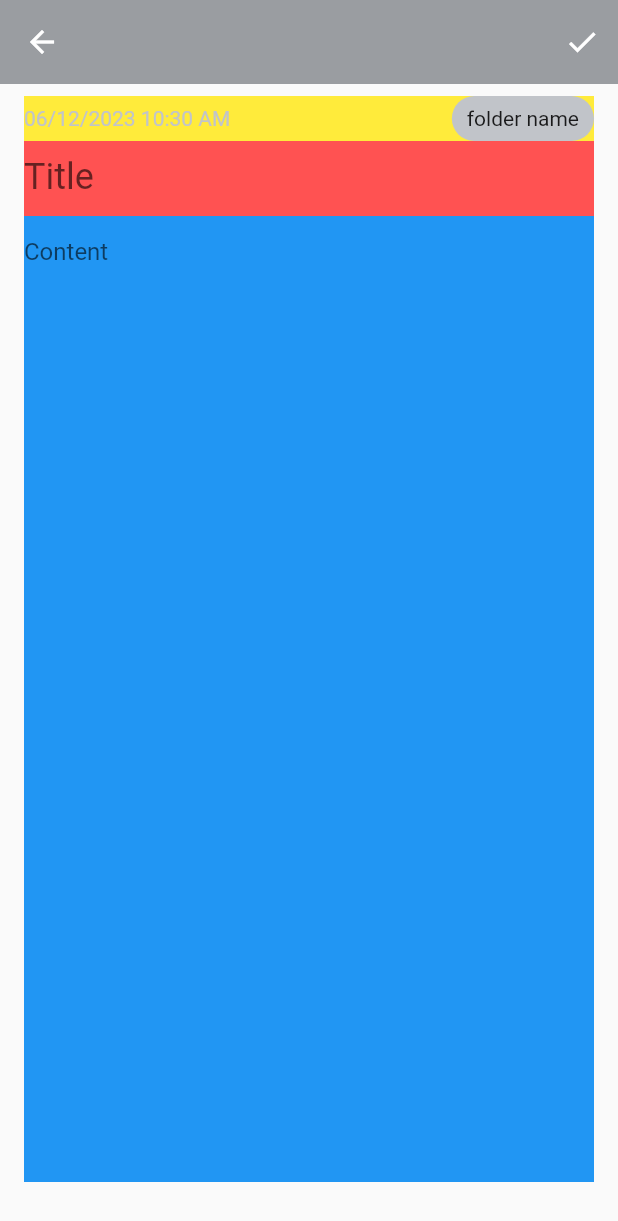
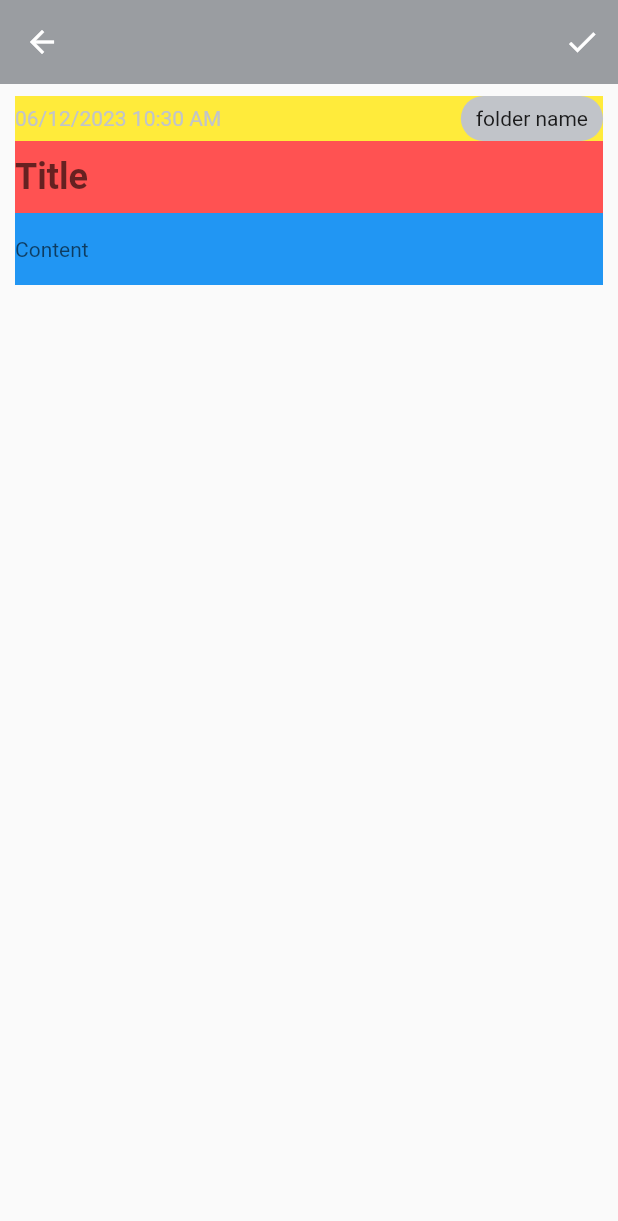
Before and after one commit to Kingkull2811/flutter_note_app, a Flutter app: the HomeScreen screen opened by its route, after a tap on the "add" icon, on a phone screen of 412 x 824 dp. Shown: the top 1221 px of the screen. Run offline on Flutter 3.47's test engine with Material 2 defaults, Android fonts, the phone set to English and light mode, and no system bars; our stand-ins replace cloud_firestore, dots_indicator, equatable, firebase_auth, firebase_core, flutter_switch and 5 more; missing offline and left inert: flutter_facebook_auth; accounts and stored records are empty; generated files the repository leaves out were written again.

Commit message:
update home & note detail screen v2

```diff
--- a/lib/network/model/model_with_freezze/user_model.dart
+++ b/lib/network/model/model_with_freezze/user_model.dart
@@ -14,6 +14,5 @@ class UserModel with _$UserModel {
     @Default(false) bool isActive,
   }) = _UserModel;
 
-  factory UserModel.fromJson(Map<String, dynamic> json) =>
-      _$UserModelFromJson(json);
+  factory UserModel.fromJson(Map<String, dynamic> json) => _$UserModelFromJson(json);
 }
--- /dev/null
+++ b/lib/network/model/note_model/note_model.dart
@@ -0,0 +1,24 @@
+import 'package:freezed_annotation/freezed_annotation.dart';
+import 'package:note_app/util/enum/note_type.dart';
+
+part 'note_model.freezed.dart';
+part 'note_model.g.dart';
+
+@freezed
+class NoteModel with _$NoteModel {
+  const factory NoteModel({
+    String? title,
+    String? content,
+    String? createAt,
+    String? lastEditAt,
+    String? folderName,
+    int? contentFontSize,
+    String? contentColor,
+    String? contentStyle,
+    @Default(false) bool hasLink,
+    @Default(false) bool hasImage,
+    NoteType? type,
+  }) = _NoteModel;
+
+  factory NoteModel.fromJson(Map<String, dynamic> json) => _$NoteModelFromJson(json);
+}
--- a/lib/routes.dart
+++ b/lib/routes.dart
@@ -1,4 +1,5 @@
 import 'package:flutter/material.dart';
+import 'package:note_app/network/model/note_model/note_model.dart';
 import 'package:note_app/screens/note_detail/note_detail.dart';
 
 import 'screens/auth_checker.dart';
@@ -23,11 +24,8 @@ class AppRoute {
     switch (settings.name) {
       case AppRoute.main:
         return MaterialPageRoute(builder: (context) {
-          final bool isFirstTimeOpenApp =
-              SharedPreferencesStorage().getFirstTimeOpenApp();
-          return isFirstTimeOpenApp
-              ? const AuthChecker()
-              : const SplashScreen();
+          final bool isFirstTimeOpenApp = SharedPreferencesStorage().getFirstTimeOpenApp();
+          return isFirstTimeOpenApp ? const AuthChecker() : const SplashScreen();
         });
       case AppRoute.auth:
         return MaterialPageRoute(builder: (context) => const AuthChecker());
@@ -56,7 +54,8 @@ class AppRoute {
       //     builder: (context) => const ProfileScreen(),
       //   );
       case AppRoute.noteDetail:
-        return MaterialPageRoute(builder: (context) => const NoteDetail());
+        final arguments = settings.arguments as Map<String, dynamic>;
+        return MaterialPageRoute(builder: (context) => NoteDetail(noteDetail: arguments['data'] == null ? null : arguments['data'] as NoteModel));
 
       default:
         return MaterialPageRoute(builder: (context) => const AuthChecker());
--- a/lib/screens/home/home_screen.dart
+++ b/lib/screens/home/home_screen.dart
@@ -1,10 +1,12 @@
 import 'package:flutter/material.dart';
 import 'package:hooks_riverpod/hooks_riverpod.dart';
+import 'package:note_app/library/amin_search_bar.dart';
 
 import '../../network/provider/dark_mode_provider.dart';
 import '../../routes.dart';
 import '../../util/app_theme.dart';
 import '../../widgets/custom_input_field.dart';
+import 'list_notes.dart';
 
 class HomeScreen extends StatefulHookConsumerWidget {
   const HomeScreen({super.key});
@@ -15,6 +17,8 @@ class HomeScreen extends StatefulHookConsumerWidget {
 
 class _HomeScreenState extends ConsumerState<HomeScreen> {
   final _searchController = TextEditingController();
+
+  bool isShowClearText = false;
 
   @override
   void initState() {
@@ -34,22 +38,20 @@ class _HomeScreenState extends ConsumerState<HomeScreen> {
     var size = MediaQuery.of(context).size;
     final double itemHeight = (size.height - kToolbarHeight - 24) * 0.3;
     final double itemWidth = size.width / 2;
+    GlobalKey<ScaffoldState> scaffoldKey = GlobalKey<ScaffoldState>();
 
     return GestureDetector(
       onTap: () => FocusScope.of(context).unfocus(),
       child: Scaffold(
+        // key: scaffoldKey,
         appBar: AppBar(
           automaticallyImplyLeading: false,
-          actions: [
-            IconButton(
-              onPressed: () => Navigator.pushNamed(context, AppRoute.settings),
-              icon: const Icon(Icons.settings),
-            ),
-          ],
+          elevation: 2,
+          actions: [IconButton(onPressed: () => Navigator.pushNamed(context, AppRoute.settings), icon: const Icon(Icons.settings))],
         ),
         floatingActionButton: InkWell(
           borderRadius: BorderRadius.circular(25),
-          onTap: () => Navigator.pushNamed(context, AppRoute.noteDetail),
+          onTap: () => Navigator.pushNamed(context, AppRoute.noteDetail, arguments: {'data': null}),
           child: Container(
             width: 50,
             height: 50,
@@ -63,62 +65,38 @@ class _HomeScreenState extends ConsumerState<HomeScreen> {
           ),
         ),
         body: Column(
+          mainAxisSize: MainAxisSize.min,
           children: [
             Padding(
-              padding: const EdgeInsets.fromLTRB(16, 16, 16, 16),
-              child: InputFieldCustom(
-                controller: _searchController,
-                prefixIcon: Icons.search,
-                hintText: 'Search ...',
+              padding: const EdgeInsets.fromLTRB(10, 10, 10, 8),
+              child: SizedBox(
+                height: 36,
+                child: InputFieldCustom(
+                  controller: _searchController,
+                  prefixIcon: Icons.search,
+                  hintText: 'Search ...',
+                  showSuffix: _searchController.text.isNotEmpty,
+                  suffix1: Icons.cancel_outlined,
+                ),
               ),
             ),
-            Expanded(
+            // Padding(
+            //   padding: EdgeInsets.fromLTRB(10, 10, 10, 10),
+            //   child: AminSearchBar(
+            //     width: size.width - 20,
+            //     height: 48,
+            //     controller: _searchController,
+            //     onSuffixTap: () => _searchController.clear(),
+            //     onSubmitted: (v) {},
+            //     searchBarOpen: (v) {},
+            //   ),
+            // ),
+            Flexible(
+              flex: 1,
+              fit: FlexFit.loose,
               child: Padding(
-                padding: const EdgeInsets.fromLTRB(16, 0, 16, 0),
-                child: RefreshIndicator(
-                  onRefresh: () async {
-                    //todo
-                  },
-                  color: isDarkMode ? Colors.white : Colors.grey,
-                  child: GridView.builder(
-                    gridDelegate: SliverGridDelegateWithFixedCrossAxisCount(
-                      crossAxisCount: 2,
-                      mainAxisSpacing: 10.0,
-                      crossAxisSpacing: 10.0,
-                      childAspectRatio: (itemWidth / itemHeight),
-                    ),
-                    itemCount: 29,
-                    itemBuilder: (BuildContext context, int index) {
-                      return Container(
-                        decoration: BoxDecoration(
-                          borderRadius: BorderRadius.circular(15),
-                          color: isDarkMode
-                              ? AppColor.greyChateau
-                              : Colors.grey[200],
-                        ),
-                        padding: const EdgeInsets.all(16),
-                        child: Column(
-                          crossAxisAlignment: CrossAxisAlignment.start,
-                          children: const [
-                            Text(
-                              'title note',
-                              maxLines: 2,
-                              overflow: TextOverflow.ellipsis,
-                            ),
-                            Expanded(
-                              child: Text(
-                                'content note note note note note note note note note note note note note note',
-                                maxLines: 4,
-                                overflow: TextOverflow.ellipsis,
-                              ),
-                            ),
-                            Text('create time note'),
-                          ],
-                        ),
-                      );
-                    },
-                  ),
-                ),
+                padding: const EdgeInsets.fromLTRB(10, 0, 10, 0),
+                child: RefreshIndicator(onRefresh: () async {}, color: isDarkMode ? Colors.white : Colors.grey, child: ListNotes()),
               ),
             ),
           ],
--- /dev/null
+++ b/lib/screens/home/list_notes.dart
@@ -0,0 +1,49 @@
+import 'package:flutter/material.dart';
+import 'package:flutter_staggered_grid_view/flutter_staggered_grid_view.dart';
+import 'package:hooks_riverpod/hooks_riverpod.dart';
+
+import '../../network/provider/dark_mode_provider.dart';
+import '../../util/app_theme.dart';
+
+class ListNotes extends ConsumerWidget {
+  const ListNotes({super.key});
+
+  @override
+  Widget build(BuildContext context, WidgetRef ref) {
+    final isDarkMode = ref.watch(darkModeProvider).isDarkMode();
+
+    return MasonryGridView.builder(
+      shrinkWrap: true,
+      physics: const ClampingScrollPhysics(),
+      mainAxisSpacing: 8,
+      crossAxisSpacing: 6,
+      gridDelegate: const SliverSimpleGridDelegateWithFixedCrossAxisCount(crossAxisCount: 2),
+      itemBuilder: (context, index) => Container(
+        decoration: BoxDecoration(borderRadius: BorderRadius.circular(10), color: isDarkMode ? AppColor.greyChateau : Colors.grey[200]),
+        padding: const EdgeInsets.all(16),
+        child: SizedBox(
+          height: 80,
+          child: Column(
+            crossAxisAlignment: CrossAxisAlignment.start,
+            children: const [
+              Text(
+                'title note',
+                maxLines: 2,
+                overflow: TextOverflow.ellipsis,
+              ),
+              Expanded(
+                child: Text(
+                  'content note note note note note note note note note note note note note note',
+                  maxLines: 4,
+                  overflow: TextOverflow.ellipsis,
+                ),
+              ),
+              Text('create time note'),
+            ],
+          ),
+        ),
+      ),
+      itemCount: 200,
+    );
+  }
+}
--- a/lib/screens/note_detail/note_detail.dart
+++ b/lib/screens/note_detail/note_detail.dart
@@ -1,12 +1,15 @@
 import 'package:flutter/material.dart';
 import 'package:hooks_riverpod/hooks_riverpod.dart';
 import 'package:intl/intl.dart';
+import 'package:note_app/network/model/note_model/note_model.dart';
 
 import '../../network/provider/dark_mode_provider.dart';
 import '../../util/app_theme.dart';
 
 class NoteDetail extends StatefulHookConsumerWidget {
-  const NoteDetail({super.key});
+  final NoteModel? noteDetail;
+
+  const NoteDetail({super.key, this.noteDetail});
 
   @override
   ConsumerState<NoteDetail> createState() => _NoteDetailState();
@@ -17,18 +20,11 @@ class _NoteDetailState extends ConsumerState<NoteDetail> {
   final contentController = TextEditingController();
 
   bool isShowDone = false;
-  final String currentTime =
-      DateFormat('dd/MM/yyyy HH:mm aa').format(DateTime.now());
+  final String currentTime = DateFormat('dd/MM/yyyy HH:mm aa').format(DateTime.now());
 
-  // // Height of your Container
-  // static const _containerHeight = 100.0;
-  //
-  // // You don't need to change any of these variables
-  // var _fromTop = -_containerHeight;
-  // var _allowReverse = true, _allowForward = true;
-  // var _prevOffset = 0.0;
-  // var _prevForwardOffset = -_containerHeight;
-  // var _prevReverseOffset = 0.0;
+  double fontSize = 14.0;
+  FontWeight fontWeight = FontWeight.normal;
+  Color textColor = Colors.black;
 
   @override
   void initState() {
@@ -83,25 +79,13 @@ class _NoteDetailState extends ConsumerState<NoteDetail> {
       child: Scaffold(
         appBar: AppBar(
           elevation: 0,
-          actions: [
-            IconButton(
-              onPressed: () {},
-              icon: const Icon(
-                Icons.check,
-                size: 24,
-              ),
-            ),
-          ],
+          actions: [IconButton(onPressed: () {}, icon: const Icon(Icons.check, size: 24))],
         ),
         body: Stack(
           children: [
             SingleChildScrollView(
-              padding: EdgeInsets.fromLTRB(
-                16,
-                8,
-                16,
-                MediaQuery.of(context).viewInsets.bottom,
-              ),
+              padding: EdgeInsets.fromLTRB(10, 8, 10, MediaQuery.of(context).viewInsets.bottom),
+              // physics: AlwaysScrollableScrollPhysics(),
               child: Column(
                 crossAxisAlignment: CrossAxisAlignment.start,
                 mainAxisAlignment: MainAxisAlignment.start,
@@ -113,25 +97,10 @@ class _NoteDetailState extends ConsumerState<NoteDetail> {
                       crossAxisAlignment: CrossAxisAlignment.center,
                       mainAxisAlignment: MainAxisAlignment.spaceBetween,
                       children: [
-                        Text(
-                          currentTime,
-                          style: TextStyle(
-                            color: isDarkMode
-                                ? AppColor.greyChateau
-                                : AppColor.linkWater,
-                          ),
-                        ),
+                        Text(currentTime, style: TextStyle(color: isDarkMode ? AppColor.greyChateau : AppColor.linkWater)),
                         Container(
-                          padding: const EdgeInsets.symmetric(
-                            vertical: 6,
-                            horizontal: 10,
-                          ),
-                          decoration: BoxDecoration(
-                            borderRadius: BorderRadius.circular(20),
-                            color: isDarkMode
-                                ? AppColor.greyChateau
-                                : AppColor.linkWater,
-                          ),
+                          padding: const EdgeInsets.symmetric(vertical: 6, horizontal: 10),
+                          decoration: BoxDecoration(borderRadius: BorderRadius.circular(20), color: isDarkMode ? AppColor.greyChateau : AppColor.linkWater),
                           alignment: Alignment.center,
                           child: Text('folder name'),
                         ),
@@ -140,38 +109,32 @@ class _NoteDetailState extends ConsumerState<NoteDetail> {
                   ),
                   Container(
                     color: Colors.redAccent,
-                    height: 50,
-                    width: w - 16 * 2,
+                    // height: 45,
+                    width: w - 20,
                     child: TextFormField(
                       controller: titleController,
-                      maxLines: 1,
+                      scrollPhysics: const NeverScrollableScrollPhysics(),
+                      maxLines: null,
                       textInputAction: TextInputAction.next,
-                      decoration: InputDecoration(
-                        contentPadding: EdgeInsets.zero,
-                        hintText: 'Title',
-                        border: InputBorder.none,
-                        filled: false,
-                      ),
-                      style: TextStyle(fontSize: 24),
+                      decoration: const InputDecoration(contentPadding: EdgeInsets.zero, hintText: 'Title', border: InputBorder.none, filled: false),
+                      style: const TextStyle(fontSize: 24, fontWeight: FontWeight.w600),
                     ),
                   ),
                   Container(
                     color: Colors.blue,
-                    height: MediaQuery.of(context).size.height - 30 - 50 - 100,
-                    width: w - 16 * 2,
-                    // padding: EdgeInsets.only(bottom: 16),
+                    // height: MediaQuery.of(context).size.height - 30 - 45 - 100,
+                    width: w - 20,
+                    // padding:  EdgeInsets.only(top: contentController.text != ''?  6: 0),
+                    // alignment: Alignment.topLeft,
                     child: TextFormField(
                       controller: contentController,
+                      scrollPhysics: const NeverScrollableScrollPhysics(),
                       maxLines: null,
-                      decoration: InputDecoration(
-                        contentPadding: EdgeInsets.zero,
-                        hintText: 'Content',
-                        border: InputBorder.none,
-                        filled: false,
-                      ),
-                      style: TextStyle(fontSize: 16),
+                      decoration: const InputDecoration(contentPadding: EdgeInsets.zero, hintText: 'Content', border: InputBorder.none, filled: false),
+                      style: TextStyle(fontSize: fontSize, fontWeight: fontWeight, color: textColor),
                     ),
                   ),
+                  SizedBox(height: MediaQuery.of(context).viewInsets.bottom != 0 ? 60 : 20),
                 ],
               ),
             ),
@@ -179,15 +142,11 @@ class _NoteDetailState extends ConsumerState<NoteDetail> {
               Positioned(
                 bottom: 0,
                 child: Container(
-                  height: 70,
+                  height: 40,
                   width: MediaQuery.of(context).size.width,
                   decoration: BoxDecoration(
-                    border: BorderDirectional(
-                        top: BorderSide(
-                      color: Colors.grey,
-                      width: 0.5,
-                    )),
-                    color: Colors.white,
+                    border: BorderDirectional(top: BorderSide(color: Colors.grey, width: 0.5), bottom:BorderSide(color: Colors.grey, width: 0.5) ),
+                    color: Colors.transparent,
                   ),
                   child: Row(
                     crossAxisAlignment: CrossAxisAlignment.center,
--- /dev/null
+++ b/lib/util/enum/note_type.dart
@@ -0,0 +1 @@
+enum NoteType{ text, textImage, listTask,  }
--- a/lib/util/shared_preferences_storage.dart
+++ b/lib/util/shared_preferences_storage.dart
@@ -10,13 +10,11 @@ class SharedPreferencesStorage {
   }
 
   /// -------App Info
-  Future<void> setFirstTimeOpenApp(bool value) async =>
-      await _prefs.setBool(firstTimeOpenApp, value);
+  setFirstTimeOpenApp(bool value) async => await _prefs.setBool(firstTimeOpenApp, value);
 
   bool getFirstTimeOpenApp() => _prefs.getBool(firstTimeOpenApp) ?? false;
 
-  Future<void> setNightMode(bool value) async =>
-      await _prefs.setBool(nightModeKey, value);
+  Future<void> setNightMode(bool value) async => await _prefs.setBool(nightModeKey, value);
 
   bool getNightMode() => _prefs.getBool(nightModeKey) ?? false;
 }
--- a/lib/widgets/custom_input_field.dart
+++ b/lib/widgets/custom_input_field.dart
@@ -64,7 +64,7 @@ class InputFieldCustom extends ConsumerWidget {
 
     return readOnly
         ? Container(
-            height: 50,
+            height: 40,
             decoration: BoxDecoration(
               borderRadius: BorderRadius.circular(15),
               color: isDarkMode ? AppColor.whisper : AppColor.aluminium,
@@ -87,9 +87,7 @@ class InputFieldCustom extends ConsumerWidget {
                             height: 24,
                             width: 24,
                             fit: BoxFit.cover,
-                            color: isDarkMode
-                                ? AppColor.midGrey
-                                : AppColor.whisper,
+                            color: isDarkMode ? AppColor.midGrey : AppColor.whisper,
                           ),
                         )
                       : null,
@@ -112,8 +110,7 @@ class InputFieldCustom extends ConsumerWidget {
                 ? null
                 : [
                     LengthLimitingTextInputFormatter(maxText),
-                    FilteringTextInputFormatter.allow(
-                        whiteList ?? RegExp('([\\S])')),
+                    FilteringTextInputFormatter.allow(whiteList ?? RegExp('([\\S])')),
                   ],
             textAlign: textAlign ?? TextAlign.start,
             textAlignVertical: TextAlignVertical.center,
@@ -127,11 +124,7 @@ class InputFieldCustom extends ConsumerWidget {
             ),
             decoration: InputDecoration(
                 prefixIcon: isNotNullOrEmpty(prefixIcon)
-                    ? Icon(
-                        prefixIcon,
-                        size: 24,
-                        color: isDarkMode ? AppColor.midGrey : AppColor.whisper,
-                      )
+                    ? Icon(prefixIcon, size: 24, color: isDarkMode ? AppColor.midGrey : AppColor.whisper)
                     : isNotNullOrEmpty(iconPath)
                         ? Padding(
                             padding: const EdgeInsets.all(13.0),
@@ -140,72 +133,46 @@ class InputFieldCustom extends ConsumerWidget {
                               height: 24,
                               width: 24,
                               fit: BoxFit.cover,
-                              color: isDarkMode
-                                  ? AppColor.midGrey
-                                  : AppColor.whisper,
+                              color: isDarkMode ? AppColor.midGrey : AppColor.whisper,
                             ),
                           )
                         : null,
-                prefixIconColor:
-                    isDarkMode ? AppColor.whisper : AppColor.midGrey,
+                prefixIconColor: isDarkMode ? AppColor.whisper : AppColor.midGrey,
                 suffixIcon: showSuffix
                     ? InkWell(
                         borderRadius: BorderRadius.circular(25),
                         onTap: onTapSuffix,
-                        child: Icon(
-                          isShow ? suffix1 : suffix2,
-                          size: 24,
-                          color:
-                              isDarkMode ? AppColor.midGrey : AppColor.whisper,
-                        ),
+                        child: Icon(isShow ? suffix1 : suffix2, size: 24, color: isDarkMode ? AppColor.midGrey : AppColor.whisper),
                       )
                     : null,
-                suffixIconColor:
-                    isDarkMode ? AppColor.midGrey : AppColor.whisper,
-                contentPadding: const EdgeInsets.fromLTRB(12, 14, 12, 14),
+                suffixIconColor: isDarkMode ? AppColor.midGrey : AppColor.whisper,
+                contentPadding: EdgeInsets.zero,
                 filled: true,
                 fillColor: isDarkMode ? AppColor.whisper : AppColor.aluminium,
                 border: OutlineInputBorder(
                   borderRadius: BorderRadius.circular(15),
-                  borderSide: BorderSide(
-                    width: 1,
-                    color: isDarkMode ? AppColor.midGrey : AppColor.whisper,
-                  ),
+                  borderSide: BorderSide(width: 1, color: isDarkMode ? AppColor.midGrey : AppColor.whisper),
                 ),
                 enabledBorder: OutlineInputBorder(
                   borderRadius: BorderRadius.circular(15),
-                  borderSide: BorderSide(
-                    width: 1,
-                    color: isDarkMode ? AppColor.whisper : AppColor.midGrey,
-                  ),
+                  borderSide: BorderSide(width: 1, color: isDarkMode ? AppColor.whisper : AppColor.midGrey),
                 ),
                 disabledBorder: OutlineInputBorder(
                   borderRadius: BorderRadius.circular(15),
-                  borderSide: BorderSide(
-                    width: 1,
-                    color: isDarkMode ? AppColor.whisper : AppColor.midGrey,
-                  ),
+                  borderSide: BorderSide(width: 1, color: isDarkMode ? AppColor.whisper : AppColor.midGrey),
                 ),
                 focusedBorder: OutlineInputBorder(
                   borderRadius: BorderRadius.circular(15),
-                  borderSide: BorderSide(
-                    width: 1,
-                    color: isDarkMode ? AppColor.midGrey : AppColor.whisper,
-                  ),
+                  borderSide: BorderSide(width: 1, color: isDarkMode ? AppColor.midGrey : AppColor.whisper),
                 ),
                 errorBorder: OutlineInputBorder(
                   borderRadius: BorderRadius.circular(15),
-                  borderSide:
-                      const BorderSide(width: 1, color: Colors.redAccent),
+                  borderSide: const BorderSide(width: 1, color: Colors.redAccent),
                 ),
                 labelText: labelText,
-                labelStyle: TextStyle(
-                  color: isDarkMode ? AppColor.midGrey : AppColor.whisper,
-                ),
+                labelStyle: TextStyle(color: isDarkMode ? AppColor.midGrey : AppColor.whisper),
                 hintText: hintText,
-                hintStyle: TextStyle(
-                  color: isDarkMode ? AppColor.midGrey : AppColor.whisper,
-                )),
+                hintStyle: TextStyle(color: isDarkMode ? AppColor.midGrey : AppColor.whisper)),
           );
   }
 }
```
Also changed, not shown: lib/library/amin_search_bar.dart (added, +238 -0 lines), lib/network/provider/auth_provider.dart (+3 -9 lines), lib/network/provider/firebase_provider.dart (added, +15 -0 lines), lib/network/repository/auth_repository.dart (+4 -12 lines), lib/network/repository/notes_repository.dart (added, +10 -0 lines), lib/screens/splash/splash_screen.dart (+6 -19 lines), pubspec.yaml (+7 -32 lines), lib/network/model/note_model/note_model.freezed.dart (added), lib/network/model/note_model/note_model.g.dart (added), pubspec.lock, 2 other files.
